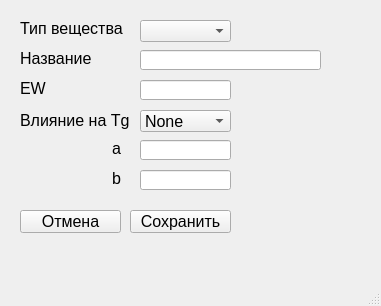
ivanzuev78/Glass_transition_math, file Add_material.ui: the form before one commit.
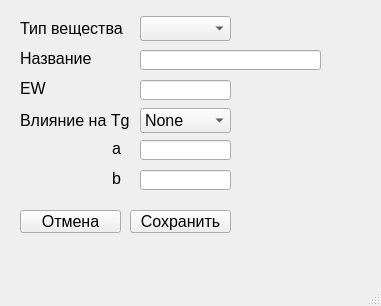
The form after the commit.

```diff
--- a/Add_material.ui
+++ b/Add_material.ui
@@ -69,9 +69,9 @@
     <property name="geometry">
      <rect>
       <x>140</x>
-      <y>20</y>
+      <y>16</y>
       <width>91</width>
-      <height>22</height>
+      <height>25</height>
      </rect>
     </property>
    </widget>
@@ -125,9 +125,9 @@
     <property name="geometry">
      <rect>
       <x>140</x>
-      <y>110</y>
+      <y>108</y>
       <width>91</width>
-      <height>22</height>
+      <height>25</height>
      </rect>
     </property>
     <item>
```
